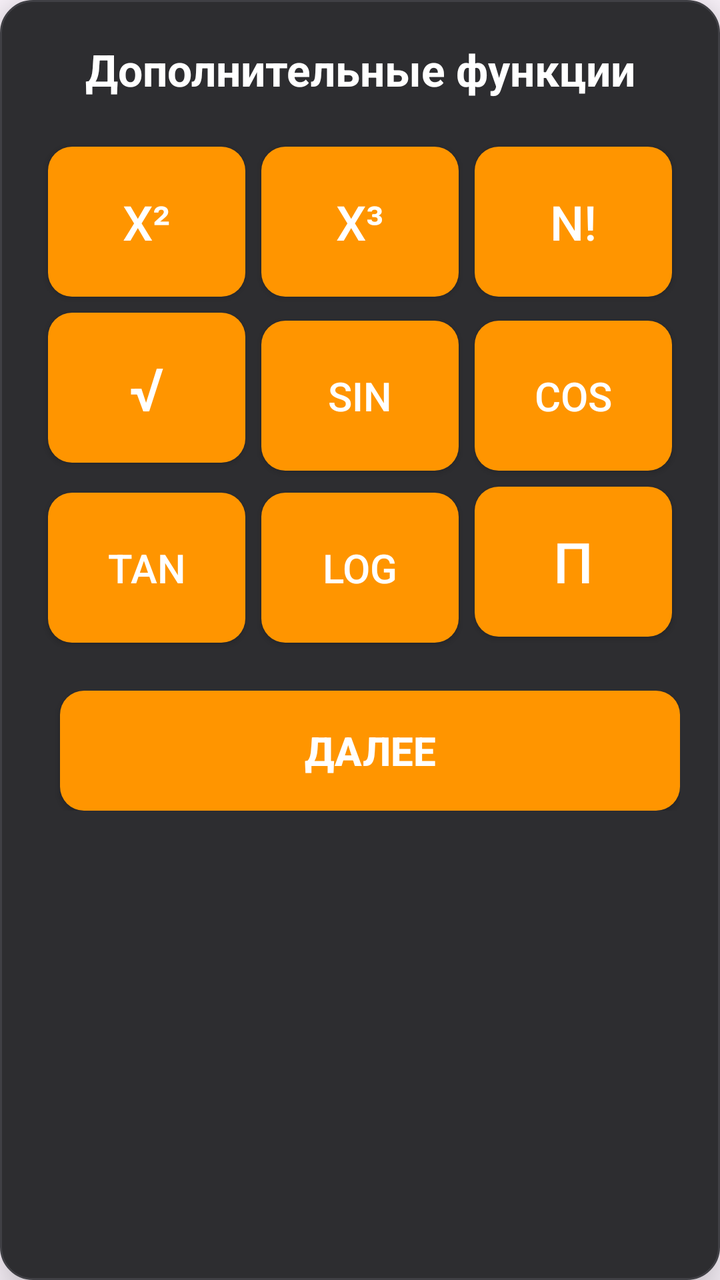
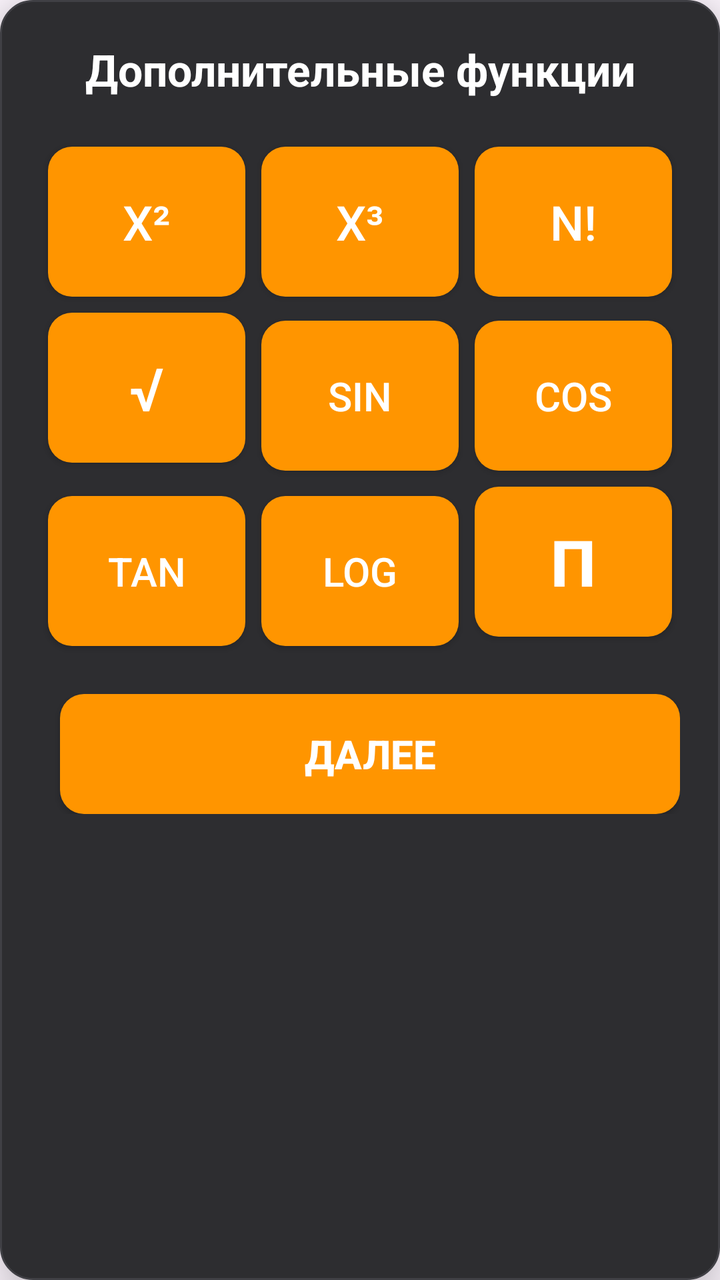

Two renders of the same Android screen: before a commit and after it. Below are the layout's source before the change and the commit's diff.
<!-- AndroidManifest.xml: application theme Theme.Calculator -->
<!-- res/layout/popup_advanced_functions.xml -->
<?xml version="1.0" encoding="utf-8"?>
<LinearLayout xmlns:android="http://schemas.android.com/apk/res/android"
    xmlns:app="http://schemas.android.com/apk/res-auto"
    android:layout_width="550dp"
    android:layout_height="wrap_content"
    android:orientation="vertical"
    android:background="@drawable/popup_bg"
    android:padding="20dp"
    android:elevation="16dp">

    
    <TextView
        android:layout_width="match_parent"
        android:layout_height="wrap_content"
        android:text="Дополнительные функции"
        android:textColor="#FFFFFF"
        android:textSize="22sp"
        android:textStyle="bold"
        android:gravity="center"
        android:layout_marginBottom="20dp" />

    
    <GridLayout
        android:id="@+id/page1"
        android:layout_width="match_parent"
        android:layout_height="wrap_content"
        android:columnCount="3"
        android:rowCount="3"
        android:useDefaultMargins="true">

        <Button android:id="@+id/popupX2" android:background="@drawable/popup_button_bg" app:backgroundTint="@null" android:textColor="#FFFFFF" android:textSize="24sp" android:layout_width="0dp" android:layout_height="75dp" android:layout_columnWeight="1" android:text="x²" />
        <Button android:id="@+id/popupX3" android:background="@drawable/popup_button_bg" app:backgroundTint="@null" android:textColor="#FFFFFF" android:textSize="24sp" android:layout_width="0dp" android:layout_height="75dp" android:layout_columnWeight="1" android:text="x³" />
        <Button android:id="@+id/popupFact" android:background="@drawable/popup_button_bg" app:backgroundTint="@null" android:textColor="#FFFFFF" android:textSize="24sp" android:layout_width="0dp" android:layout_height="75dp" android:layout_columnWeight="1" android:text="n!" />

        <Button android:id="@+id/popupSqrt" android:background="@drawable/popup_button_bg" app:backgroundTint="@null" android:textColor="#FFFFFF" android:textSize="30sp" android:layout_width="0dp" android:layout_height="75dp" android:layout_columnWeight="1" android:text="√" />
        <Button android:id="@+id/popupSin" android:background="@drawable/popup_button_bg" app:backgroundTint="@null" android:textColor="#FFFFFF" android:textSize="20sp" android:layout_width="0dp" android:layout_height="75dp" android:layout_columnWeight="1" android:text="sin" />
        <Button android:id="@+id/popupCos" android:background="@drawable/popup_button_bg" app:backgroundTint="@null" android:textColor="#FFFFFF" android:textSize="20sp" android:layout_width="0dp" android:layout_height="75dp" android:layout_columnWeight="1" android:text="cos" />

        <Button android:id="@+id/popupTan" android:background="@drawable/popup_button_bg" app:backgroundTint="@null" android:textColor="#FFFFFF" android:textSize="20sp" android:layout_width="0dp" android:layout_height="75dp" android:layout_columnWeight="1" android:text="tan" />
        <Button android:id="@+id/popupLog" android:background="@drawable/popup_button_bg" app:backgroundTint="@null" android:textColor="#FFFFFF" android:textSize="20sp" android:layout_width="0dp" android:layout_height="75dp" android:layout_columnWeight="1" android:text="log" />
        <Button android:id="@+id/popupPi" android:background="@drawable/popup_button_bg" app:backgroundTint="@null" android:textColor="#FFFFFF" android:textSize="28sp" android:layout_width="0dp" android:layout_height="75dp" android:layout_columnWeight="1" android:text="π" />
    </GridLayout>

    
    <GridLayout
        android:id="@+id/page2"
        android:layout_width="match_parent"
        android:layout_height="wrap_content"
        android:columnCount="3"
        android:rowCount="3"
        android:useDefaultMargins="true"
        android:visibility="gone">

        <Button android:id="@+id/popupAsin" android:background="@drawable/popup_button_bg" app:backgroundTint="@null" android:textColor="#FFFFFF" android:textSize="20sp" android:layout_width="0dp" android:layout_height="75dp" android:layout_columnWeight="1" android:text="arcsin" />
        <Button android:id="@+id/popupAcos" android:background="@drawable/popup_button_bg" app:backgroundTint="@null" android:textColor="#FFFFFF" android:textSize="20sp" android:layout_width="0dp" android:layout_height="75dp" android:layout_columnWeight="1" android:text="arccos" />
        <Button android:id="@+id/popupAtan" android:background="@drawable/popup_button_bg" app:backgroundTint="@null" android:textColor="#FFFFFF" android:textSize="20sp" android:layout_width="0dp" android:layout_height="75dp" android:layout_columnWeight="1" android:text="arctan" />

        <Button android:id="@+id/popupSinh" android:background="@drawable/popup_button_bg" app:backgroundTint="@null" android:textColor="#FFFFFF" android:textSize="22sp" android:layout_width="0dp" android:layout_height="75dp" android:layout_columnWeight="1" android:text="sh" />
        <Button android:id="@+id/popupCosh" android:background="@drawable/popup_button_bg" app:backgroundTint="@null" android:textColor="#FFFFFF" android:textSize="22sp" android:layout_width="0dp" android:layout_height="75dp" android:layout_columnWeight="1" android:text="ch" />
        <Button android:id="@+id/popupTanh" android:background="@drawable/popup_button_bg" app:backgroundTint="@null" android:textColor="#FFFFFF" android:textSize="22sp" android:layout_width="0dp" android:layout_height="75dp" android:layout_columnWeight="1" android:text="th" />

        <Button android:id="@+id/popupAbs" android:background="@drawable/popup_button_bg" app:backgroundTint="@null" android:textColor="#FFFFFF" android:textSize="24sp" android:layout_width="0dp" android:layout_height="75dp" android:layout_columnWeight="1" android:text="|x|" />
        <Button android:id="@+id/popupEx" android:background="@drawable/popup_button_bg" app:backgroundTint="@null" android:textColor="#FFFFFF" android:textSize="22sp" android:layout_width="0dp" android:layout_height="75dp" android:layout_columnWeight="1" android:text="eˣ" />
        <Button android:id="@+id/popupE" android:background="@drawable/popup_button_bg" app:backgroundTint="@null" android:textColor="#FFFFFF" android:textSize="28sp" android:layout_width="0dp" android:layout_height="75dp" android:layout_columnWeight="1" android:text="e" />
    </GridLayout>

    
    <LinearLayout
        android:layout_width="match_parent"
        android:layout_height="wrap_content"
        android:orientation="horizontal"
        android:layout_marginTop="20dp">

        <Button
            android:id="@+id/btnPrevPage"
            android:background="@drawable/popup_button_bg"
            app:backgroundTint="@null"
            android:text="Назад"
            android:textColor="#FFFFFF"
            android:textSize="20sp"
            android:layout_width="0dp"
            android:layout_height="60dp"
            android:layout_weight="1"
            android:layout_marginEnd="10dp"
            android:visibility="gone" />

        <Button
            android:id="@+id/btnNextPage"
            android:background="@drawable/popup_button_bg"
            app:backgroundTint="@null"
            android:text="Далее"
            android:textColor="#FFFFFF"
            android:textStyle="bold"
            android:textSize="20sp"
            android:layout_width="0dp"
            android:layout_height="60dp"
            android:layout_weight="1"
            android:layout_marginStart="10dp" />
    </LinearLayout>

</LinearLayout>
<!-- resources referenced by this layout -->
<resources>
  <!-- drawable popup_bg (drawable) -->
  <?xml version="1.0" encoding="utf-8"?>
  <shape xmlns:android="http://schemas.android.com/apk/res/android"
      android:shape="rectangle">
      
      <solid android:color="#2D2D30" />
      
      <corners android:radius="16dp" />
      
      <stroke
          android:width="1dp"
          android:color="#404045" />
  </shape>
  <!-- drawable popup_button_bg (drawable) -->
  <?xml version="1.0" encoding="utf-8"?>
  <ripple xmlns:android="http://schemas.android.com/apk/res/android"
      android:color="#40000000">
      <item>
          <shape android:shape="rectangle">
              <solid android:color="#FF9500" />
              
              <corners android:radius="12dp" />
          </shape>
      </item>
  </ripple>
  <style name="Theme.Calculator" parent="Base.Theme.Calculator" />
  <style name="Base.Theme.Calculator" parent="Theme.Material3.DayNight.NoActionBar">
          
          
      </style>
</resources>

<!-- the commit's change to res/layout/popup_advanced_functions.xml (unified diff, before → after) -->
@@ -38,7 +38,7 @@
 
         <Button android:id="@+id/popupTan" android:background="@drawable/popup_button_bg" app:backgroundTint="@null" android:textColor="#FFFFFF" android:textSize="20sp" android:layout_width="0dp" android:layout_height="75dp" android:layout_columnWeight="1" android:text="tan" />
         <Button android:id="@+id/popupLog" android:background="@drawable/popup_button_bg" app:backgroundTint="@null" android:textColor="#FFFFFF" android:textSize="20sp" android:layout_width="0dp" android:layout_height="75dp" android:layout_columnWeight="1" android:text="log" />
-        <Button android:id="@+id/popupPi" android:background="@drawable/popup_button_bg" app:backgroundTint="@null" android:textColor="#FFFFFF" android:textSize="28sp" android:layout_width="0dp" android:layout_height="75dp" android:layout_columnWeight="1" android:text="π" />
+        <Button android:id="@+id/popupPi" android:background="@drawable/popup_button_bg" app:backgroundTint="@null" android:textColor="#FFFFFF" android:textSize="32sp" android:layout_width="0dp" android:layout_height="75dp" android:layout_columnWeight="1" android:text="π" android:textStyle="bold" />
     </GridLayout>
 
     
